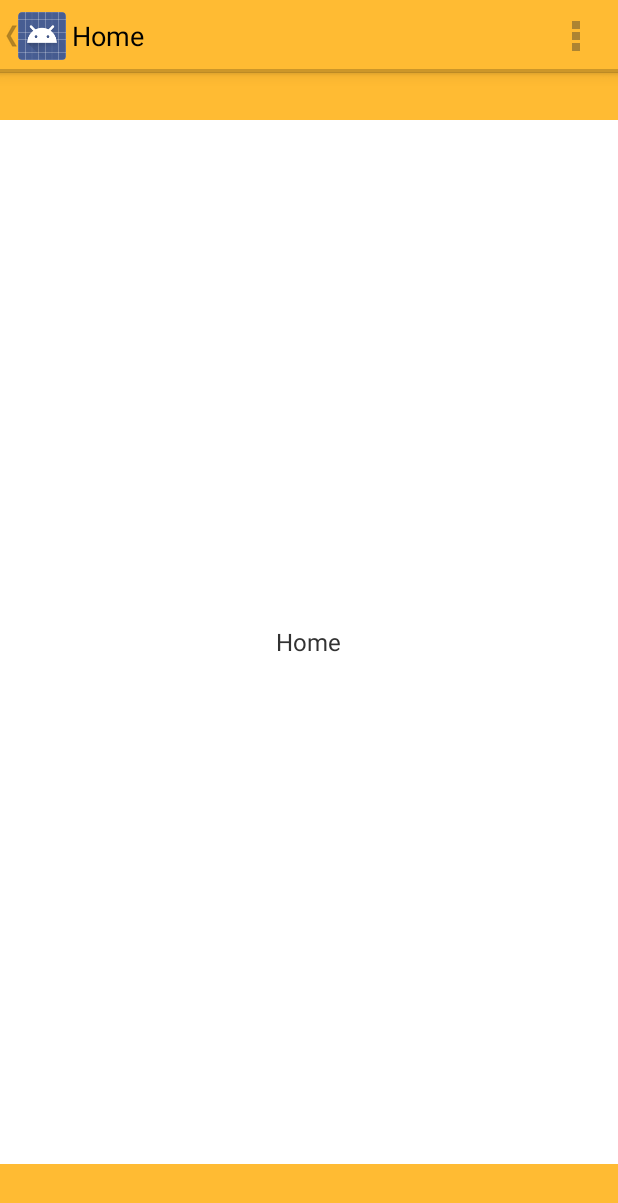
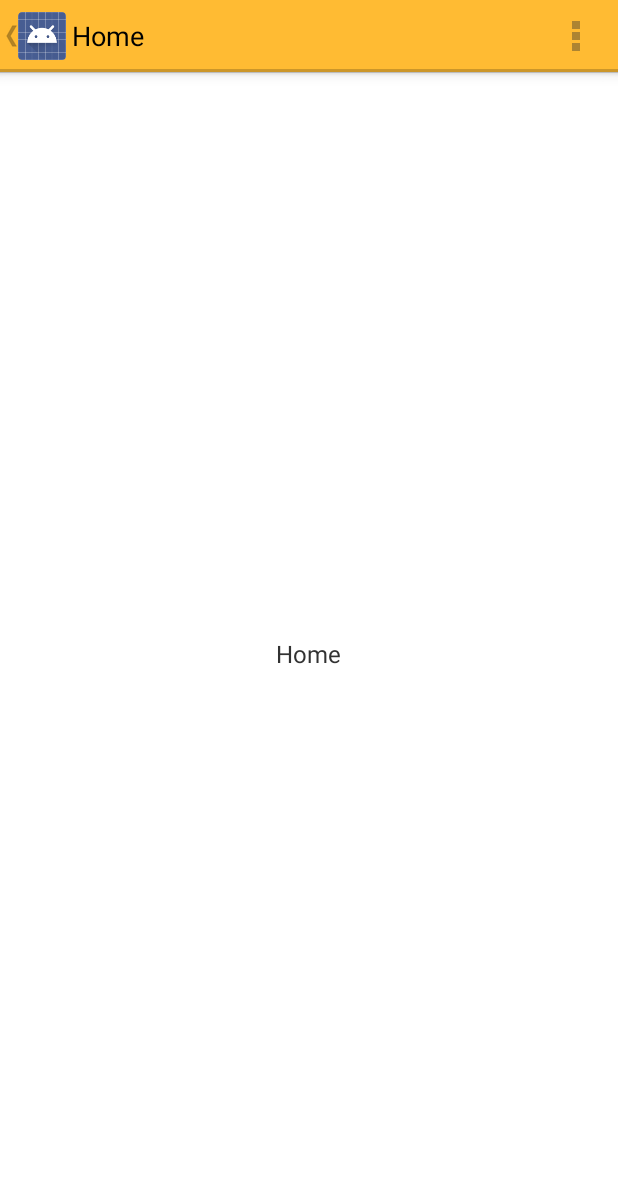
Before and after one commit to mikepenz/MaterialDrawer, an Android app: the screen it shows after launch (MainActivity), on a phone screen of 412 x 824 dp. Shown: the top 1203 px of the screen. Run offline under Robolectric (Android 15) with nearby library versions, the light colour scheme and no system bars; libraries missing offline, so code that uses them is left out: com.joanzapata.android; 7 statements that could not run were skipped.

Commit message:
* Feature ** make this whole thing a bit more bulletproof by adding romannurik's great DrawInsetsFrameLayout. Also setting the actionbarSize to 48 so we can override custom roms actionbarSize

```diff
--- a/HoloKitKatDrawer/src/main/java/com/tundem/holokitkatdrawer/MainActivity.java
+++ b/HoloKitKatDrawer/src/main/java/com/tundem/holokitkatdrawer/MainActivity.java
@@ -4,6 +4,7 @@ import android.app.Activity;
 import android.app.Fragment;
 import android.app.FragmentManager;
 import android.content.res.Configuration;
+import android.graphics.Rect;
 import android.os.Bundle;
 import android.support.v4.app.ActionBarDrawerToggle;
 import android.support.v4.widget.DrawerLayout;
@@ -19,6 +20,7 @@ import com.joanzapata.android.iconify.Iconify;
 import com.tundem.holokitkatdrawer.adapter.NavDrawerListAdapter;
 import com.tundem.holokitkatdrawer.model.NavDrawerItem;
 import com.tundem.holokitkatdrawer.util.UIUtils;
+import com.tundem.holokitkatdrawer.view.DrawInsetsFrameLayout;
 
 import java.util.ArrayList;
 
@@ -55,10 +57,6 @@ public class MainActivity extends Activity {
 
         mDrawerLayout = (DrawerLayout) findViewById(R.id.drawer_layout);
         mDrawerList = (ListView) findViewById(R.id.list_slidermenu);
-
-        //init ui margins to make our activity beautiful!
-        mDrawerLayout.setLayoutParams(UIUtils.getInstance().handleTranslucentDecorMargins(getResources().getConfiguration().orientation, ((FrameLayout.LayoutParams) mDrawerLayout.getLayoutParams())));
-
 
         navDrawerItems = new ArrayList<NavDrawerItem>();
         // adding nav drawer items to array
@@ -110,6 +108,15 @@ public class MainActivity extends Activity {
             // on first time display view for first nav item
             displayView(0);
         }
+
+        //init ui margins to make our activity beautiful!
+        DrawInsetsFrameLayout drawInsetsFrameLayout = (DrawInsetsFrameLayout) findViewById(R.id.drawinsetsframelayout);
+        drawInsetsFrameLayout.setOnInsetsCallback(new DrawInsetsFrameLayout.OnInsetsCallback() {
+            @Override
+            public void onInsetsChanged(Rect insets) {
+                mDrawerLayout.setLayoutParams(UIUtils.getInstance().handleTranslucentDecorMargins(((FrameLayout.LayoutParams) mDrawerLayout.getLayoutParams()), insets));
+            }
+        });
     }
 
     @Override
@@ -215,8 +222,6 @@ public class MainActivity extends Activity {
     public void onConfigurationChanged(Configuration newConfig) {
         super.onConfigurationChanged(newConfig);
 
-        mDrawerLayout.setLayoutParams(UIUtils.getInstance().handleTranslucentDecorMargins(newConfig.orientation, ((FrameLayout.LayoutParams) mDrawerLayout.getLayoutParams())));
-
         // Pass any configuration change to the drawer toggls
         mDrawerToggle.onConfigurationChanged(newConfig);
     }
--- a/HoloKitKatDrawer/src/main/java/com/tundem/holokitkatdrawer/util/UIUtils.java
+++ b/HoloKitKatDrawer/src/main/java/com/tundem/holokitkatdrawer/util/UIUtils.java
@@ -3,6 +3,7 @@ package com.tundem.holokitkatdrawer.util;
 import android.app.Activity;
 import android.content.Context;
 import android.content.res.Configuration;
+import android.graphics.Rect;
 import android.graphics.drawable.ColorDrawable;
 import android.graphics.drawable.StateListDrawable;
 import android.util.TypedValue;
@@ -95,6 +96,11 @@ public class UIUtils {
         return layoutParams;
     }
 
+    public FrameLayout.LayoutParams handleTranslucentDecorMargins(FrameLayout.LayoutParams layoutParams, Rect insets) {
+        layoutParams.setMargins(0, insets.top, 0, insets.bottom);
+        return layoutParams;
+    }
+
     public int getActionBarHeight() {
         TypedValue tv = new TypedValue();
         if (c.getTheme().resolveAttribute(android.R.attr.actionBarSize, tv, true)) {
--- /dev/null
+++ b/HoloKitKatDrawer/src/main/java/com/tundem/holokitkatdrawer/view/DrawInsetsFrameLayout.java
@@ -0,0 +1,139 @@
+/*
+ * Copyright 2014 Google Inc.
+ *
+ * Licensed under the Apache License, Version 2.0 (the "License");
+ * you may not use this file except in compliance with the License.
+ * You may obtain a copy of the License at
+ *
+ *     http://www.apache.org/licenses/LICENSE-2.0
+ *
+ * Unless required by applicable law or agreed to in writing, software
+ * distributed under the License is distributed on an "AS IS" BASIS,
+ * WITHOUT WARRANTIES OR CONDITIONS OF ANY KIND, either express or implied.
+ * See the License for the specific language governing permissions and
+ * limitations under the License.
+ *
+ * Thanks to romannurik!
+ * https://gist.github.com/romannurik/8919163
+ */
+
+package com.tundem.holokitkatdrawer.view;
+
+import android.content.Context;
+import android.content.res.TypedArray;
+import android.graphics.Canvas;
+import android.graphics.Rect;
+import android.graphics.drawable.Drawable;
+import android.util.AttributeSet;
+import android.widget.FrameLayout;
+
+import com.tundem.holokitkatdrawer.R;
+
+/**
+ * A layout that draws something in the insets passed to {@link #fitSystemWindows(android.graphics.Rect)}, i.e. the area above UI chrome
+ * (status and navigation bars, overlay action bars).
+ */
+public class DrawInsetsFrameLayout extends FrameLayout {
+    private Drawable mInsetBackground;
+
+    private Rect mInsets;
+    private Rect mTempRect = new Rect();
+    private OnInsetsCallback mOnInsetsCallback;
+
+    public DrawInsetsFrameLayout(Context context) {
+        super(context);
+        init(context, null, 0);
+    }
+
+    public DrawInsetsFrameLayout(Context context, AttributeSet attrs) {
+        super(context, attrs);
+        init(context, attrs, 0);
+    }
+
+    public DrawInsetsFrameLayout(Context context, AttributeSet attrs, int defStyle) {
+        super(context, attrs, defStyle);
+        init(context, attrs, defStyle);
+    }
+
+    private void init(Context context, AttributeSet attrs, int defStyle) {
+        final TypedArray a = context.obtainStyledAttributes(attrs,
+                R.styleable.DrawInsetsFrameLayout, defStyle, 0);
+        if (a == null) {
+            return;
+        }
+        mInsetBackground = a.getDrawable(R.styleable.DrawInsetsFrameLayout_insetBackground);
+        a.recycle();
+
+        setWillNotDraw(true);
+    }
+
+    @Override
+    protected boolean fitSystemWindows(Rect insets) {
+        mInsets = new Rect(insets);
+        setWillNotDraw(mInsetBackground == null);
+        postInvalidateOnAnimation();
+        if (mOnInsetsCallback != null) {
+            mOnInsetsCallback.onInsetsChanged(insets);
+        }
+        return true; // consume insets
+    }
+
+    @Override
+    protected void onDraw(Canvas canvas) {
+        super.onDraw(canvas);
+
+        int width = getWidth();
+        int height = getHeight();
+        if (mInsets != null && mInsetBackground != null) {
+            // Top
+            mTempRect.set(0, 0, width, mInsets.top);
+            mInsetBackground.setBounds(mTempRect);
+            mInsetBackground.draw(canvas);
+
+            // Bottom
+            mTempRect.set(0, height - mInsets.bottom, width, height);
+            mInsetBackground.setBounds(mTempRect);
+            mInsetBackground.draw(canvas);
+
+            // Left
+            mTempRect.set(0, mInsets.top, mInsets.left, height - mInsets.bottom);
+            mInsetBackground.setBounds(mTempRect);
+            mInsetBackground.draw(canvas);
+
+            // Right
+            mTempRect.set(width - mInsets.right, mInsets.top, width, height - mInsets.bottom);
+            mInsetBackground.setBounds(mTempRect);
+            mInsetBackground.draw(canvas);
+        }
+    }
+
+    @Override
+    protected void onAttachedToWindow() {
+        super.onAttachedToWindow();
+        if (mInsetBackground != null) {
+            mInsetBackground.setCallback(this);
+        }
+    }
+
+    @Override
+    protected void onDetachedFromWindow() {
+        super.onDetachedFromWindow();
+        if (mInsetBackground != null) {
+            mInsetBackground.setCallback(null);
+        }
+    }
+
+    /**
+     * Allows the calling container to specify a callback for custom processing when insets change (i.e. when
+     * {@link #fitSystemWindows(android.graphics.Rect)} is called. This is useful for setting padding on UI elements based on
+     * UI chrome insets (e.g. a Google Map or a ListView). When using with ListView or GridView, remember to set
+     * clipToPadding to false.
+     */
+    public void setOnInsetsCallback(OnInsetsCallback onInsetsCallback) {
+        mOnInsetsCallback = onInsetsCallback;
+    }
+
+    public static interface OnInsetsCallback {
+        public void onInsetsChanged(Rect insets);
+    }
+}
--- a/HoloKitKatDrawer/src/main/res/layout/activity_main.xml
+++ b/HoloKitKatDrawer/src/main/res/layout/activity_main.xml
@@ -26,4 +26,9 @@
             android:divider="@color/list_divider"
             android:dividerHeight="1px"/>
     </android.support.v4.widget.DrawerLayout>
+
+    <com.tundem.holokitkatdrawer.view.DrawInsetsFrameLayout
+        android:id="@+id/drawinsetsframelayout"
+        android:layout_width="match_parent"
+        android:layout_height="match_parent"/>
 </FrameLayout>
--- a/HoloKitKatDrawer/src/main/res/values/styles.xml
+++ b/HoloKitKatDrawer/src/main/res/values/styles.xml
@@ -20,6 +20,9 @@
 <resources>
 
     <style name="Theme.Custom" parent="@android:style/Theme.Holo.Light">
+        <!-- set fixed actionbarsize so we can override customromspecific settings! -->
+        <item name="android:actionBarSize">48dip</item>
+
         <item name="android:actionBarItemBackground">@drawable/selectable_background_custom</item>
         <item name="android:popupMenuStyle">@style/PopupMenu.Custom</item>
         <item name="android:dropDownListViewStyle">@style/DropDownListView.Custom</item>
```
Also changed, not shown: HoloKitKatDrawer/src/main/res/values/attrs.xml (added, +7 -0 lines).
